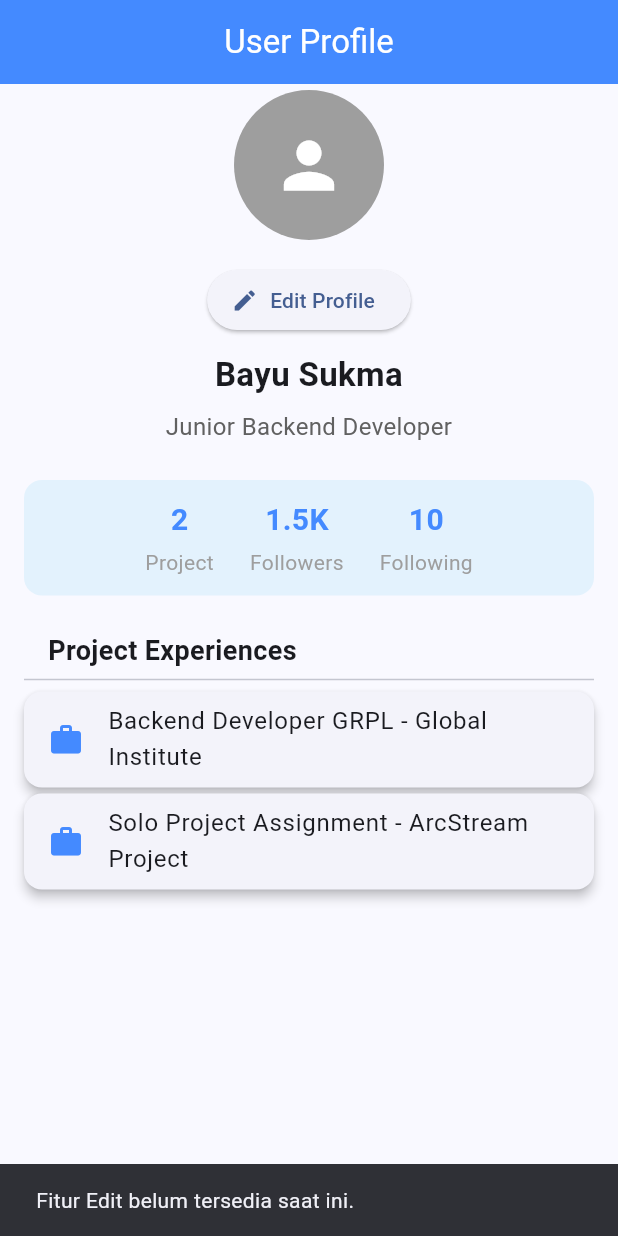
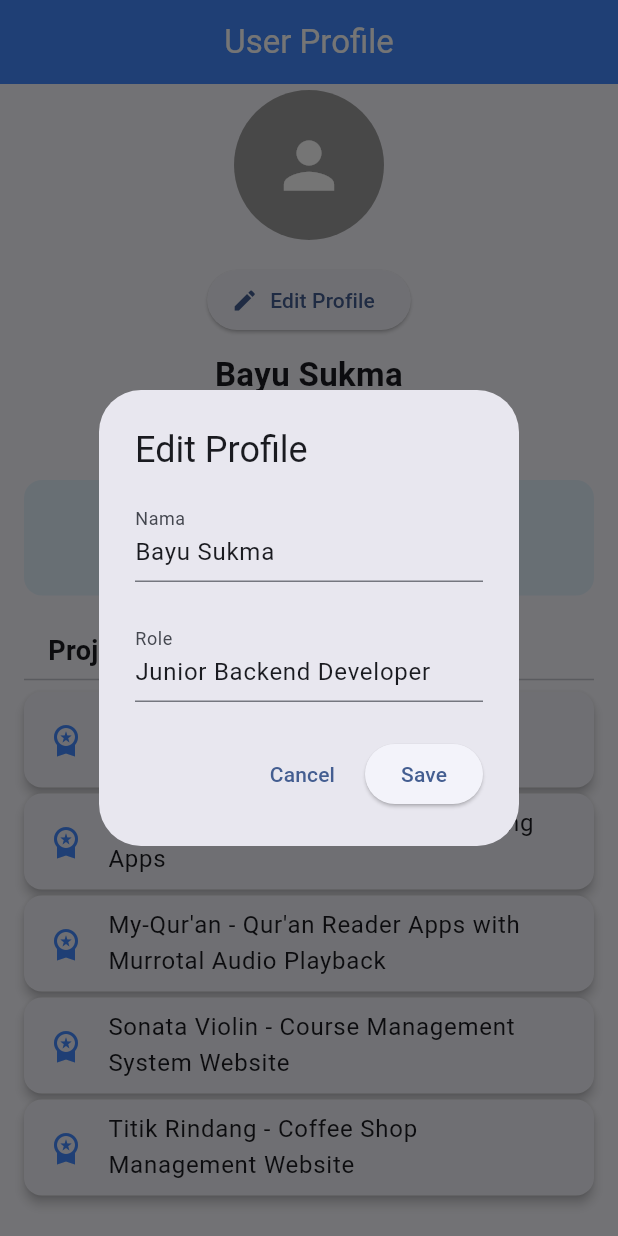
Before and after one commit to Codenames-Ren/assignment_flutter_5, a Flutter app: the screen it shows after launch, after a tap on "Edit Profile", on a phone screen of 412 x 824 dp. Run offline on Flutter 3.47's test engine with Material 3 defaults, Android fonts, the phone set to English and light mode, and no system bars.

Commit message:
feat: implement edit profile dialog with state update, and adding more project list

```diff
--- a/lib/profile_page.dart
+++ b/lib/profile_page.dart
@@ -8,8 +8,58 @@ class ProfilePage extends StatefulWidget {
 }
 
 class _ProfilePageState extends State<ProfilePage> {
-  final String userName = "Bayu Sukma";
-  final String role = "Junior Backend Developer";
+  String userName = "Bayu Sukma";
+  String role = "Junior Backend Developer";
+
+  void editProfile() {
+    TextEditingController nameController = TextEditingController(
+      text: userName,
+    );
+
+    TextEditingController roleController = TextEditingController(text: role);
+
+    showDialog(
+      context: context,
+      builder: (context) {
+        return AlertDialog(
+          title: Text("Edit Profile"),
+          content: Column(
+            mainAxisSize: MainAxisSize.min,
+            children: [
+              TextFormField(
+                controller: nameController,
+                decoration: InputDecoration(labelText: "Nama"),
+              ),
+              SizedBox(height: 24),
+              TextFormField(
+                controller: roleController,
+                decoration: InputDecoration(labelText: "Role"),
+              ),
+            ],
+          ),
+          actions: [
+            TextButton(
+              onPressed: () => Navigator.pop(context),
+              child: Text("Cancel"),
+            ),
+            ElevatedButton(
+              onPressed: () {
+                setState(() {
+                  userName = nameController.text;
+                  role = roleController.text;
+                });
+                Navigator.pop(context);
+              },
+              child: Text("Save"),
+            ),
+          ],
+        );
+      },
+    ).then((_) {
+      nameController.dispose();
+      roleController.dispose();
+    });
+  }
 
   @override
   Widget build(BuildContext context) {
@@ -21,7 +71,7 @@ class _ProfilePageState extends State<ProfilePage> {
         foregroundColor: Colors.white,
       ),
       body: SingleChildScrollView(
-        child: ProfileInfo(userName: userName, role: role),
+        child: ProfileInfo(userName: userName, role: role, onEdit: editProfile),
       ),
     );
   }
@@ -30,8 +80,14 @@ class _ProfilePageState extends State<ProfilePage> {
 class ProfileInfo extends StatelessWidget {
   final String userName;
   final String role;
+  final VoidCallback onEdit;
 
-  const ProfileInfo({super.key, required this.userName, required this.role});
+  const ProfileInfo({
+    super.key,
+    required this.userName,
+    required this.role,
+    required this.onEdit,
+  });
 
   @override
   Widget build(BuildContext context) {
@@ -39,7 +95,7 @@ class ProfileInfo extends StatelessWidget {
       padding: EdgeInsets.symmetric(horizontal: 16.0),
       child: Column(
         children: [
-          ProfileAvatar(userName: userName, role: role),
+          ProfileAvatar(userName: userName, role: role, onEdit: onEdit),
 
           const SizedBox(height: 6),
 
@@ -86,8 +142,14 @@ class ProfileInfo extends StatelessWidget {
 class ProfileAvatar extends StatelessWidget {
   final String userName;
   final String role;
+  final VoidCallback onEdit;
 
-  const ProfileAvatar({super.key, required this.userName, required this.role});
+  const ProfileAvatar({
+    super.key,
+    required this.userName,
+    required this.role,
+    required this.onEdit,
+  });
 
   @override
   Widget build(BuildContext context) {
@@ -102,13 +164,7 @@ class ProfileAvatar extends StatelessWidget {
           ),
           const SizedBox(height: 16),
           ElevatedButton.icon(
-            onPressed: () {
-              ScaffoldMessenger.of(context).showSnackBar(
-                const SnackBar(
-                  content: Text("Fitur Edit belum tersedia saat ini."),
-                ),
-              );
-            },
+            onPressed: onEdit,
             icon: const Icon(Icons.edit),
             label: const Text("Edit Profile"),
           ),
@@ -132,11 +188,11 @@ class ProfileStats extends StatelessWidget {
       child: Row(
         mainAxisAlignment: MainAxisAlignment.center,
         children: [
-          const StatItem(count: "2", label: "Project"),
+          const StatItem(count: "5", label: "Project"),
           const SizedBox(width: 24),
           const StatItem(count: "1.5K", label: "Followers"),
           const SizedBox(width: 24),
-          StatItem(count: "10", label: "Following"),
+          StatItem(count: "100", label: "Following"),
         ],
       ),
     );
@@ -172,8 +228,11 @@ class ExperienceCard extends StatelessWidget {
   ExperienceCard({super.key});
 
   final List<String> experiences = [
-    "Backend Developer GRPL - Global Institute",
-    "Solo Project Assignment - ArcStream Project",
+    "GRPL - Global Recognition of Prior Learning",
+    "Arc Stream - Mobile Anime Streaming Apps",
+    "My-Qur'an - Qur'an Reader Apps with Murrotal Audio Playback",
+    "Sonata Violin - Course Management System Website",
+    "Titik Rindang - Coffee Shop Management Website",
   ];
 
   @override
@@ -187,7 +246,10 @@ class ExperienceCard extends StatelessWidget {
           elevation: 3,
           margin: const EdgeInsets.symmetric(vertical: 2),
           child: ListTile(
-            leading: const Icon(Icons.work, color: Colors.blueAccent),
+            leading: const Icon(
+              Icons.workspace_premium_sharp,
+              color: Colors.blueAccent,
+            ),
             title: Text(experiences[index]),
           ),
         );
```
